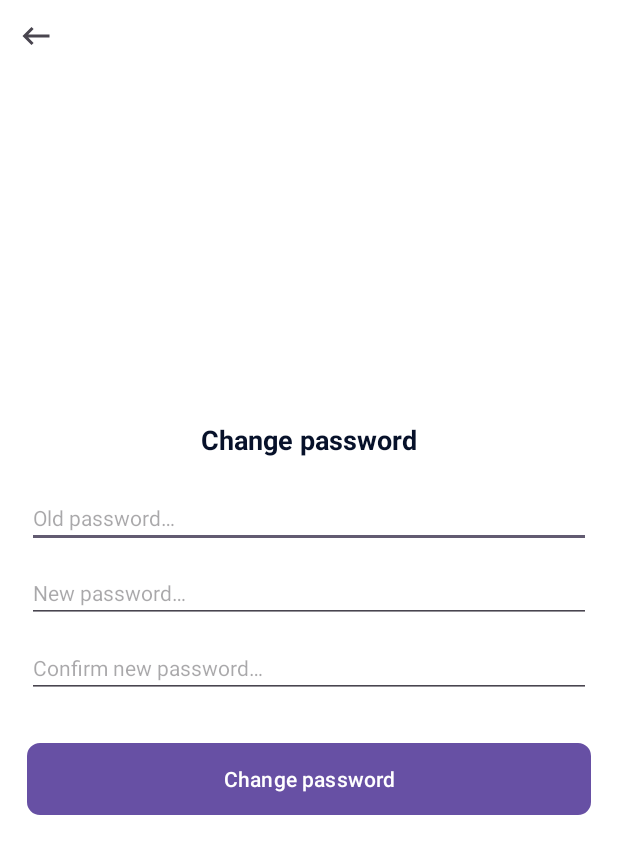
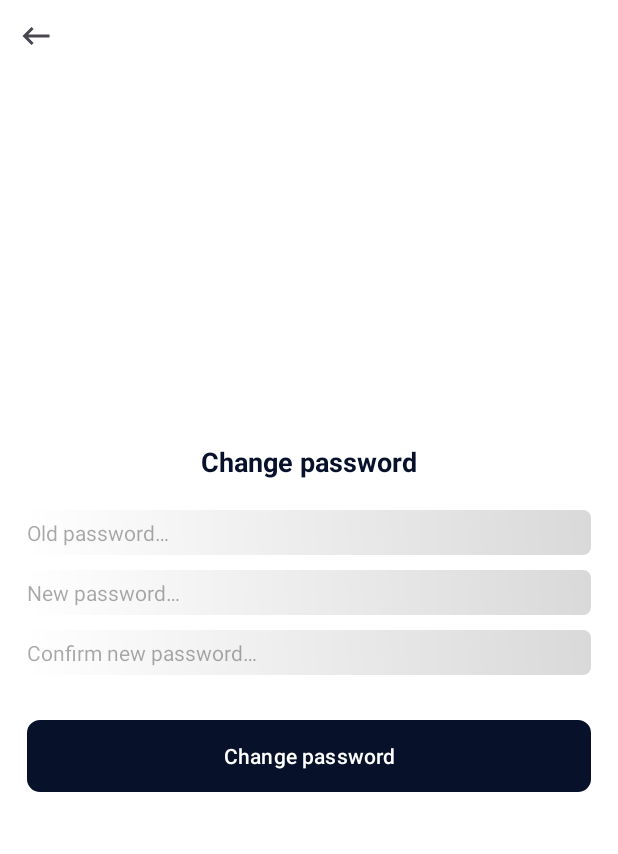
Before and after one commit to GloriousAshes1/CinemaApp, an Android app: the layout activity_change_password.xml on its own in the app's theme, with its tools: preview values and no code run, on a phone screen of 412 x 824 dp. Shown: the top 854 px of the screen. Run offline under Robolectric (Android 15) with nearby library versions, the phone set to English and light mode, and no system bars.

```diff
--- /dev/null
+++ b/app/src/main/res/drawable/ed_text_custom_template.xml
@@ -0,0 +1,9 @@
+<?xml version="1.0" encoding="utf-8"?>
+<shape xmlns:android="http://schemas.android.com/apk/res/android"
+    android:shape="rectangle">
+
+    <corners android:radius="@dimen/define_dimen_5"/>
+    <gradient android:startColor="@color/white"
+        android:endColor="@color/white_gray"
+        android:angle="45"/>
+</shape>
--- a/app/src/main/res/layout/activity_change_password.xml
+++ b/app/src/main/res/layout/activity_change_password.xml
@@ -1,7 +1,8 @@
 <RelativeLayout xmlns:android="http://schemas.android.com/apk/res/android"
     android:layout_width="match_parent"
     android:layout_height="match_parent"
-    android:background="@color/white">
+    android:background="@color/white"
+    xmlns:app="http://schemas.android.com/apk/res-auto">
 
     <ImageView
         android:id="@+id/img_back"
@@ -29,35 +30,41 @@
         <EditText
             android:id="@+id/edt_old_password"
             android:layout_width="match_parent"
-            android:layout_height="wrap_content"
+            android:layout_height="@dimen/define_dimen_30"
             android:layout_marginTop="@dimen/define_dimen_20"
             android:hint="@string/hint_password_old"
             android:imeOptions="actionNext"
             android:inputType="textPassword"
             android:textColor="@color/colorPrimaryDark"
-            android:textSize="@dimen/text_size_small" />
+            android:textSize="@dimen/text_size_small"
+            android:background="@drawable/ed_text_custom_template"
+            app:backgroundTint="@null"/>
 
         <EditText
             android:id="@+id/edt_new_password"
             android:layout_width="match_parent"
-            android:layout_height="wrap_content"
+            android:layout_height="@dimen/define_dimen_30"
             android:layout_marginTop="@dimen/define_dimen_10"
             android:hint="@string/hint_password_new"
             android:imeOptions="actionNext"
             android:inputType="textPassword"
             android:textColor="@color/colorPrimaryDark"
-            android:textSize="@dimen/text_size_small" />
+            android:textSize="@dimen/text_size_small"
+            android:background="@drawable/ed_text_custom_template"
+            app:backgroundTint="@null"/>
 
         <EditText
             android:id="@+id/edt_confirm_password"
             android:layout_width="match_parent"
-            android:layout_height="wrap_content"
+            android:layout_height="@dimen/define_dimen_30"
             android:layout_marginTop="@dimen/define_dimen_10"
             android:hint="@string/hint_password_confirm"
             android:imeOptions="actionDone"
             android:inputType="textPassword"
             android:textColor="@color/colorPrimaryDark"
-            android:textSize="@dimen/text_size_small" />
+            android:textSize="@dimen/text_size_small"
+            android:background="@drawable/ed_text_custom_template"
+            app:backgroundTint="@null"/>
 
         <Button
             android:id="@+id/btn_change_password"
@@ -65,6 +72,7 @@
             android:layout_height="wrap_content"
             android:layout_marginTop="@dimen/define_dimen_30"
             android:background="@drawable/bg_main_corner_8"
+            app:backgroundTint="@null"
             android:text="@string/change_password"
             android:textColor="@color/white"
             android:textSize="@dimen/text_size_small" />
--- a/app/src/main/res/layout/fragment_admin_category.xml
+++ b/app/src/main/res/layout/fragment_admin_category.xml
@@ -53,11 +53,12 @@
         android:id="@+id/btn_add_category"
         android:layout_width="wrap_content"
         android:layout_height="wrap_content"
-        android:layout_alignParentEnd="true"
+        android:layout_alignParentStart="true"
         android:layout_alignParentBottom="true"
         android:layout_marginEnd="@dimen/define_dimen_12"
         android:layout_marginBottom="@dimen/define_dimen_12"
         android:src="@android:drawable/ic_menu_add"
+
         tools:ignore="ContentDescription"/>
 
 </RelativeLayout>
--- a/app/src/main/res/layout/item_category.xml
+++ b/app/src/main/res/layout/item_category.xml
@@ -17,7 +17,7 @@
         <ImageView
             android:id="@+id/img_category"
             android:layout_width="@dimen/define_dimen_120"
-            android:layout_height="@dimen/define_dimen_80"
+            android:layout_height="@dimen/define_dimen_120"
             android:scaleType="centerCrop"
             tools:ignore="ContentDescription" />
 
--- a/app/src/main/res/values/colors.xml
+++ b/app/src/main/res/values/colors.xml
@@ -35,4 +35,6 @@
     <color name="white">#FFFFFFFF</color>
 
     <color name="xam2">#393838</color>
+
+    <color name="white_gray">#d9d9d9</color>
 </resources>
--- a/app/src/main/res/values/strings.xml
+++ b/app/src/main/res/values/strings.xml
@@ -36,7 +36,7 @@
     <string name="hint_image">Image link…</string>
     <string name="hint_image_banner">Banner link…</string>
     <string name="hint_url">Video link…</string>
-    <string name="hint_date">Release date…</string>
+    <string name="hint_date">End date…</string>
 
     <string name="waiting_message">Please wait…</string>
     <string name="sign_in_user">User Sign In</string>
@@ -51,7 +51,7 @@
     <string name="edit_food_title">Edit Food/Drink</string>
     <string name="currency">000 VNĐ</string>
     <string name="currency_movie">000 VNĐ / 1 ticket</string>
-    <string name="date_movie">Release date:</string>
+    <string name="date_movie">End date:</string>
     <string name="price_movie">Ticket price:</string>
     <string name="name_movie">Movie name:</string>
     <string name="room_movie">Movie room:</string>
```
Also changed, not shown: app/src/main/java/com/example/finalprojectmobileapplication/MyApplication.java (+4 -4 lines), app/src/main/java/com/example/finalprojectmobileapplication/activity/admin/AddMovieActivity.java (+20 -0 lines), app/src/main/res/layout/activity_login.xml (+11 -3 lines), app/src/main/res/drawable/movie_ticket_logo.png (added).
